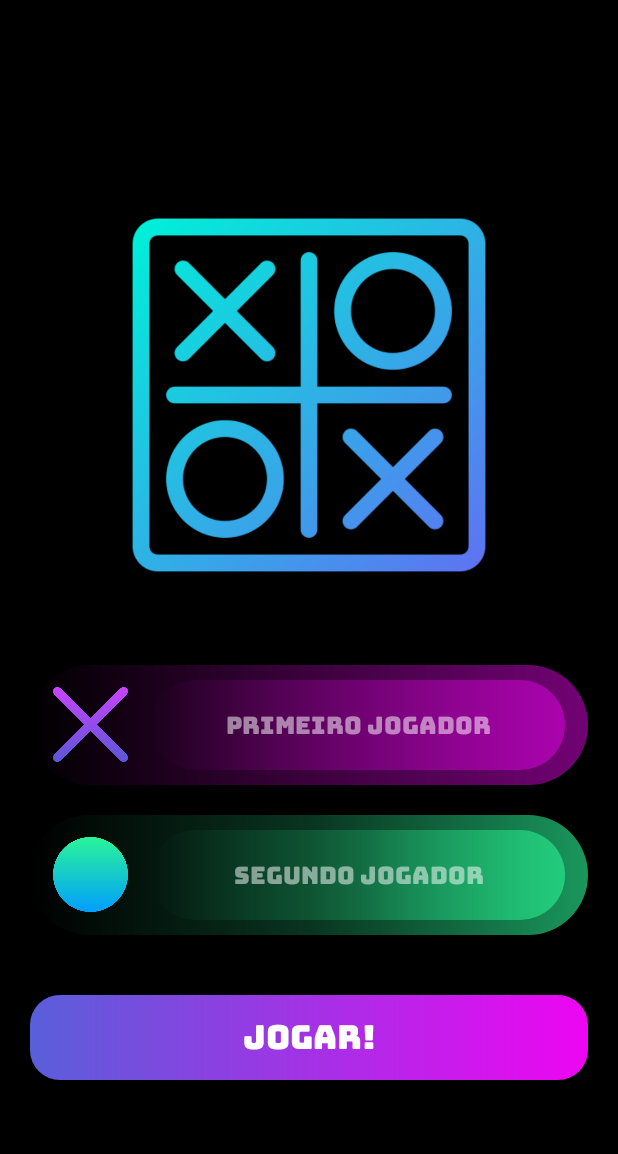
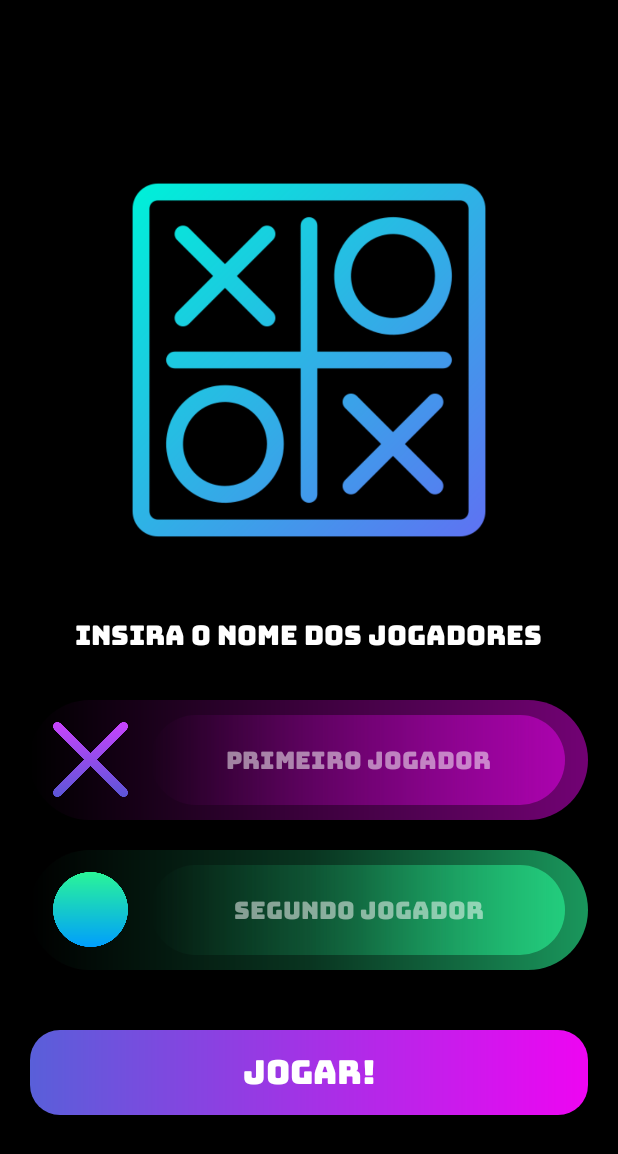
Before and after one commit to MariiMariis/TicTacToe, an Android app: the screen it shows after launch (TelaInicio), on a phone screen of 412 x 824 dp. Shown: the top 1154 px of the screen. Run offline under Robolectric (Android 15) with nearby library versions, the phone set to English and light mode, and no system bars; our stand-ins replace AdMob.

Commit message:
add firebase e adMob

```diff
--- a/app/src/main/AndroidManifest.xml
+++ b/app/src/main/AndroidManifest.xml
@@ -11,7 +11,7 @@
         android:theme="@style/Theme.TicTacApp">
         <meta-data
             android:name="com.google.android.gms.ads.APPLICATION_ID"
-            android:value="ca-app-pub-2601036311274042~1829619665"/>
+            android:value="ca-app-pub-3940256099942544~3347511713"/>
         <activity
             android:name=".splash_screen"
             android:exported="true">
--- a/app/src/main/java/br/infnet/tictacapp/MainActivity.kt
+++ b/app/src/main/java/br/infnet/tictacapp/MainActivity.kt
@@ -9,9 +9,7 @@ import android.widget.LinearLayout
 import android.widget.TextView
 import androidx.appcompat.app.AlertDialog
 import com.google.android.material.bottomnavigation.BottomNavigationView
-import com.google.android.gms.ads.MobileAds
-import com.google.android.gms.ads.AdRequest
-import com.google.android.gms.ads.AdView
+
 
 
 class MainActivity : AppCompatActivity(), View.OnClickListener {
@@ -43,18 +41,14 @@ class MainActivity : AppCompatActivity(), View.OnClickListener {
     var nomeJogadorUm = "Player 1"
     var nomeJogadorDois = "Player 2"
 
-    lateinit var mAdView : AdView
+
 
 
     override fun onCreate(savedInstanceState: Bundle?) {
         super.onCreate(savedInstanceState)
         setContentView(R.layout.activity_main)
 
-        MobileAds.initialize(this) {}
 
-        mAdView = findViewById(R.id.adView)
-        val adRequest = AdRequest.Builder().build()
-        mAdView.loadAd(adRequest)
 
 
         var nomeJogadorUm = intent.getStringExtra("NomeJogador1")
--- a/app/src/main/java/br/infnet/tictacapp/TelaInicio.kt
+++ b/app/src/main/java/br/infnet/tictacapp/TelaInicio.kt
@@ -6,11 +6,25 @@ import android.os.Bundle
 import android.widget.Button
 import android.widget.EditText
 import android.widget.TextView
+import com.google.android.gms.ads.AdRequest
+import com.google.android.gms.ads.AdView
+import com.google.android.gms.ads.MobileAds
+
+
 
 class TelaInicio : AppCompatActivity() {
+
+    lateinit var mAdView : AdView
+
     override fun onCreate(savedInstanceState: Bundle?) {
         super.onCreate(savedInstanceState)
         setContentView(R.layout.activity_tela_inicio)
+
+        MobileAds.initialize(this) {}
+
+        mAdView = findViewById(R.id.adView)
+        val adRequest = AdRequest.Builder().build()
+        mAdView.loadAd(adRequest)
 
         val startGameBtn = findViewById<Button>(R.id.startGameBtn)
 
--- a/app/src/main/res/layout/activity_tela_inicio.xml
+++ b/app/src/main/res/layout/activity_tela_inicio.xml
@@ -28,10 +28,18 @@
         android:layout_centerHorizontal="true"
         android:layout_alignParentBottom="true"
         ads:adSize="BANNER"
-        ads:adUnitId="ca-app-pub-2601036311274042/4862142969">
+        ads:adUnitId="ca-app-pub-3940256099942544/1033173712">
     </com.google.android.gms.ads.AdView>
 
-
+    <TextView
+        android:layout_gravity="center"
+        android:layout_width="wrap_content"
+        android:layout_height="wrap_content"
+        android:text="@string/insira_nomes"
+        android:gravity="center_vertical"
+        android:maxLines="1"
+        android:textSize="18sp"
+        android:contentDescription="@string/insira_nomes"/>
 
     <LinearLayout
         android:layout_width="match_parent"
```
